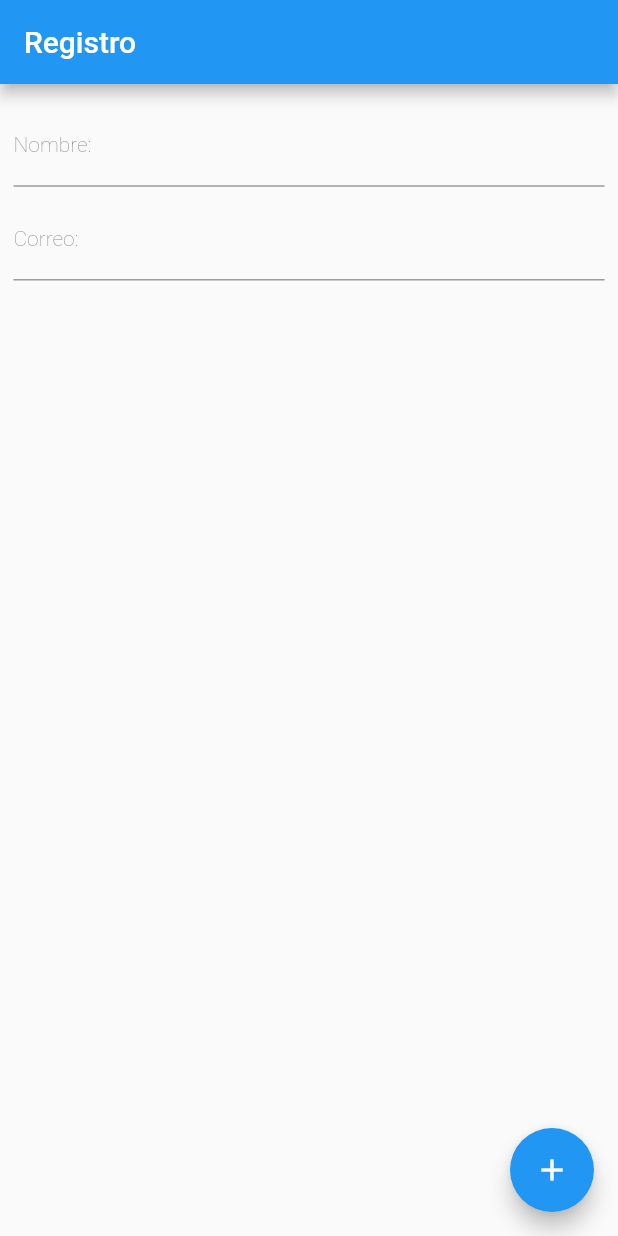
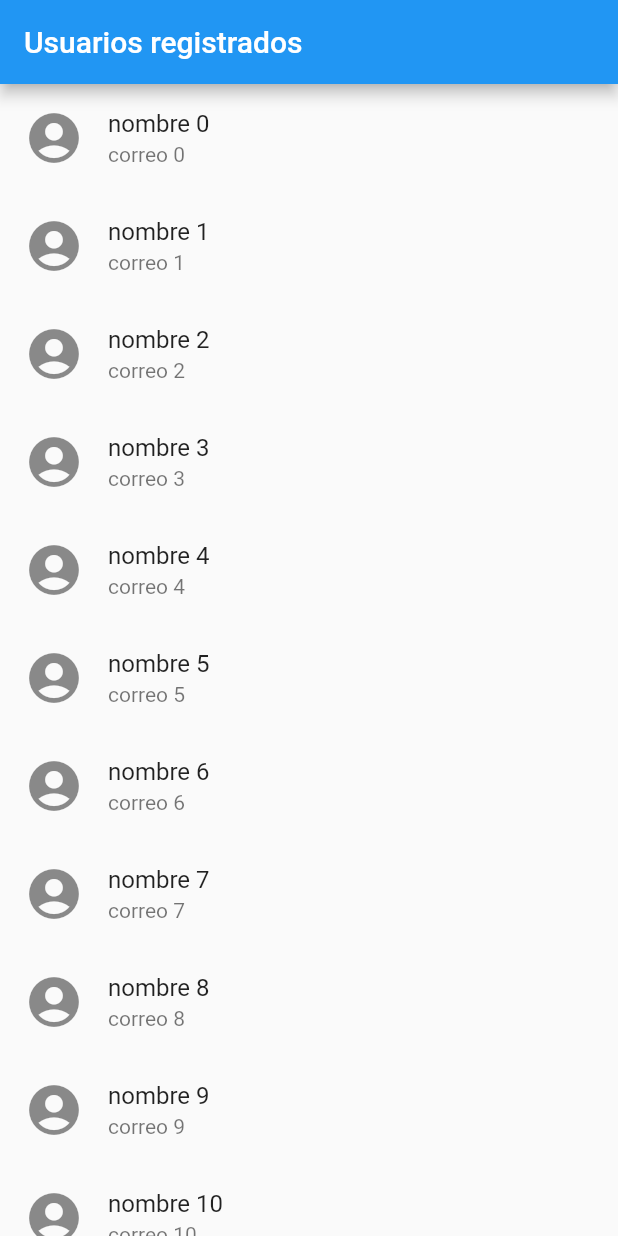
Before and after one commit to TereOrozcoBon/Flutter_Bolis, a Flutter app: the screen it shows after launch, on a phone screen of 412 x 824 dp. Run offline on Flutter 3.47's test engine with Material 2 defaults, Android fonts, the phone set to English and light mode, and no system bars.

Commit message:
add list and detail of generic registered users

```diff
--- a/lib/models/users.dart
+++ b/lib/models/users.dart
@@ -2,7 +2,8 @@ class User {
   String nombre = "";
   String apellido = "";
   String correo = "";
+  String avatar = "";
 
   //constructor
-  User(this.nombre, this.apellido, this.correo);
+  User(this.nombre, this.apellido, this.correo, this.avatar);
 }
--- /dev/null
+++ b/lib/screens/UserListScreen.dart
@@ -0,0 +1,41 @@
+import 'package:flutter/material.dart';
+import 'package:bolis_app/models/users.dart'; //model
+import 'package:bolis_app/screens/UserDetailScreen.dart';
+
+class UserListPage extends StatelessWidget {
+
+  //genera lista de usuarios (genérico)
+  final lstUsers = List<User>.generate(20, (i) => User(
+  'nombre $i',
+  'apellido $i',
+  'correo $i',
+  'avatar $i',
+  ),
+  );
+
+
+  @override
+  Widget build(BuildContext context) {
+    return Scaffold(
+      appBar: AppBar(
+        title: Text("Usuarios registrados"),
+      ),
+      body:
+          ListView.builder(
+            itemCount: lstUsers.length,
+              itemBuilder: (context, index){
+              return ListTile(
+                title: Text(lstUsers[index].nombre),
+                subtitle: Text(lstUsers[index].correo),
+                leading: Icon(Icons.account_circle, size: 40.0,),
+                onTap: (){
+                  Navigator.push(context, MaterialPageRoute(builder: (context) => UserDetailScreen ( objUsers: lstUsers[index]),
+                  ),
+                  );
+                },
+              );
+          },
+          ),
+    );
+  }
+}
--- a/lib/src/app/app.dart
+++ b/lib/src/app/app.dart
@@ -1,6 +1,7 @@
 import 'package:flutter/material.dart';
 //import 'package:bolis_app/screens/HomeScreen.dart';
-import 'package:bolis_app/screens/userRegisterScreen.dart';
+import 'package:bolis_app/screens/UserRegisterScreen.dart';
+import 'package:bolis_app/screens/UserListScreen.dart';
 
 class MyApp extends StatelessWidget {
   // This widget is the root of your application.
@@ -20,7 +21,9 @@ class MyApp extends StatelessWidget {
         // is not restarted.
         primarySwatch: Colors.blue,
       ),
-      home: UserRegisterPage(title: 'Bolis App app'),
+      home:
+      UserListPage(),
+      //UserRegisterPage(title: 'Bolis App app'),
         //MyHomePage(title: 'Flutter Demo Home Page'),
     );
   }
```
Also changed, not shown: lib/screens/UserDetailScreen.dart (added, +37 -0 lines), lib/screens/UserRegisterScreen.dart (renamed from lib/screens/userRegisterScreen.dart).
